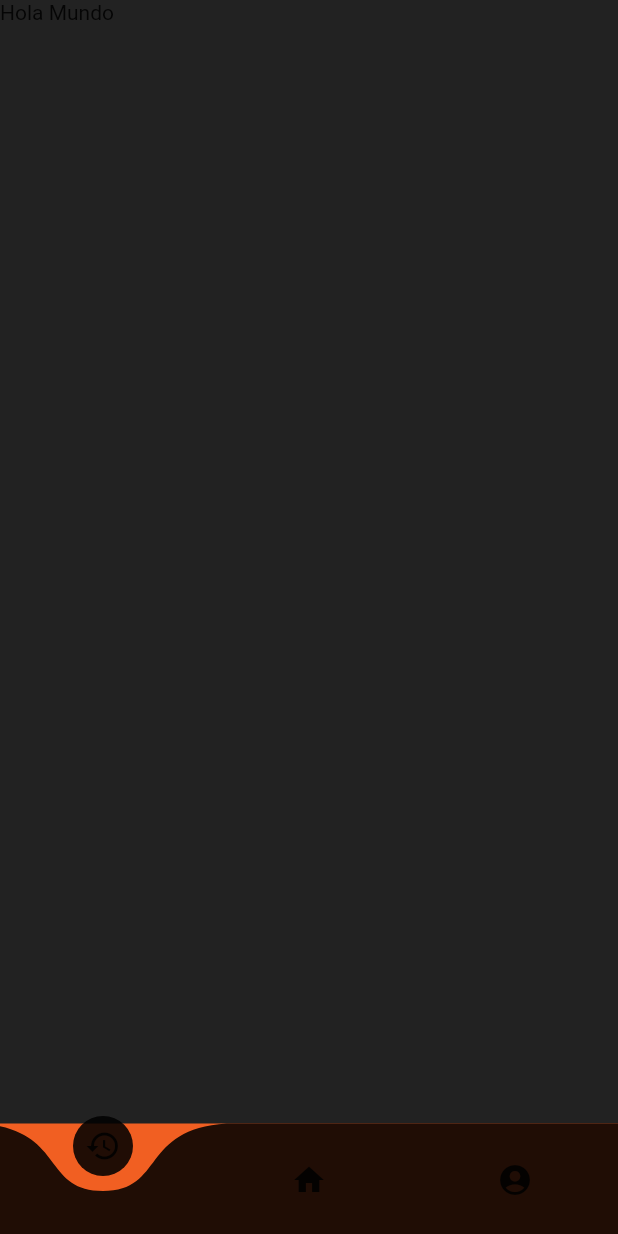
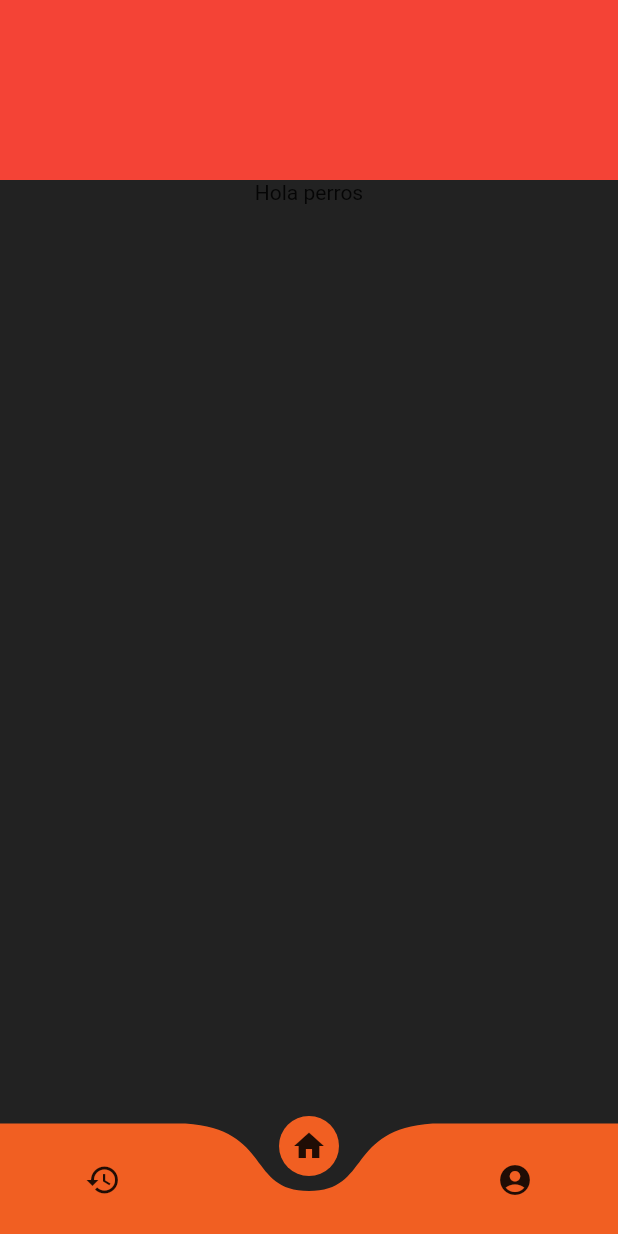
Before and after one commit to Danleo99/scara-telerobot, a Flutter app: the screen it shows after launch, on a phone screen of 412 x 824 dp. Run offline on Flutter 3.47's test engine with Material 2 defaults, Android fonts, the phone set to English and light mode, and no system bars; drawn by our look-alikes of curved_navigation_bar; our stand-ins replace get.

Commit message:
NavBar funcionando

```diff
--- a/telerobot/lib/main.dart
+++ b/telerobot/lib/main.dart
@@ -1,4 +1,5 @@
 import 'package:flutter/material.dart';
+import 'package:get/get.dart';
 import 'package:telerobot/constants/style.dart';
 import 'package:telerobot/helpers/responsive.dart';
 import 'package:telerobot/screens/desktop/desktop.dart';
@@ -14,7 +15,7 @@ class MyApp extends StatelessWidget {
   // This widget is the root of your application.
   @override
   Widget build(BuildContext context) {
-    return MaterialApp(
+    return GetMaterialApp(
       debugShowCheckedModeBanner: false,
       theme: darkTheme,
       title: 'Telerobot',
--- a/telerobot/lib/screens/mobile/mobile.dart
+++ b/telerobot/lib/screens/mobile/mobile.dart
@@ -1,26 +1,37 @@
 import 'package:curved_navigation_bar/curved_navigation_bar.dart';
 import 'package:flutter/material.dart';
 import 'package:telerobot/constants/style.dart';
+import 'package:telerobot/screens/mobile/pages/history.dart';
+import 'package:telerobot/screens/mobile/pages/home.dart';
+import 'package:telerobot/screens/mobile/pages/settings.dart';
 
-class MobileScreen extends StatelessWidget {
+List pages = const [HistoryPage(), HomePage(), SettingsPage()];
+
+class MobileScreen extends StatefulWidget {
   const MobileScreen({Key? key}) : super(key: key);
 
   @override
+  State<MobileScreen> createState() => _MobileScreenState();
+}
+
+class _MobileScreenState extends State<MobileScreen> {
+  var _active = 1;
+  @override
   Widget build(BuildContext context) {
     return Scaffold(
-      backgroundColor: darkTheme.backgroundColor,
       bottomNavigationBar: CurvedNavigationBar(
-        color: darkTheme.backgroundColor,
-        backgroundColor: darkTheme.primaryColor,
+        index: 1,
+        color: darkTheme.primaryColor,
+        backgroundColor: Colors.transparent,
         items: const [
           Icon(Icons.history),
           Icon(Icons.home),
           Icon(Icons.account_circle)
         ],
-        onTap: (index) {},
+        onTap: (index) => setState(() => _active = index),
         animationDuration: const Duration(milliseconds: 250),
       ),
-      body: const Text('Hola Mundo'),
+      body: pages[_active],
     );
   }
 }
--- /dev/null
+++ b/telerobot/lib/screens/mobile/pages/history.dart
@@ -0,0 +1,12 @@
+import 'package:flutter/material.dart';
+
+class HistoryPage extends StatelessWidget {
+  const HistoryPage({Key? key}) : super(key: key);
+
+  @override
+  Widget build(BuildContext context) {
+    return Container(
+      color: Colors.yellow,
+    );
+  }
+}
--- /dev/null
+++ b/telerobot/lib/screens/mobile/pages/home.dart
@@ -0,0 +1,24 @@
+import 'package:flutter/material.dart';
+
+class HomePage extends StatelessWidget {
+  const HomePage({Key? key}) : super(key: key);
+
+  @override
+  Widget build(BuildContext context) {
+    return SafeArea(
+      child: Column(
+        children: [
+          Row(),
+          Container(
+            height: 120,
+            color: Colors.red,
+          ),
+          Text('Hola perros'),
+          Container(
+            color: Colors.blue,
+          )
+        ],
+      ),
+    );
+  }
+}
--- /dev/null
+++ b/telerobot/lib/screens/mobile/pages/settings.dart
@@ -0,0 +1,10 @@
+import 'package:flutter/material.dart';
+
+class SettingsPage extends StatelessWidget {
+  const SettingsPage({Key? key}) : super(key: key);
+
+  @override
+  Widget build(BuildContext context) {
+    return Container(color: Colors.blue);
+  }
+}
--- a/telerobot/pubspec.yaml
+++ b/telerobot/pubspec.yaml
@@ -36,6 +36,7 @@ dependencies:
   cupertino_icons: ^1.0.2
   curved_navigation_bar: ^1.0.1
   google_fonts: ^2.1.0
+  get: ^4.6.1
 
 dev_dependencies:
   flutter_test:
```
Also changed, not shown: telerobot/pubspec.lock, 1 other file.
